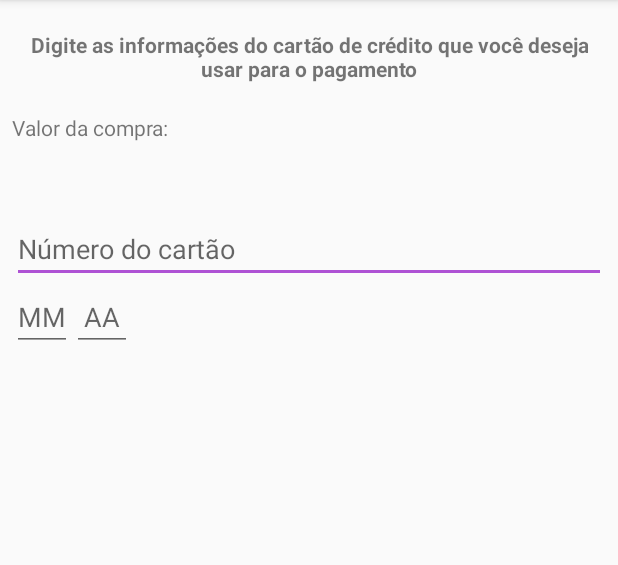
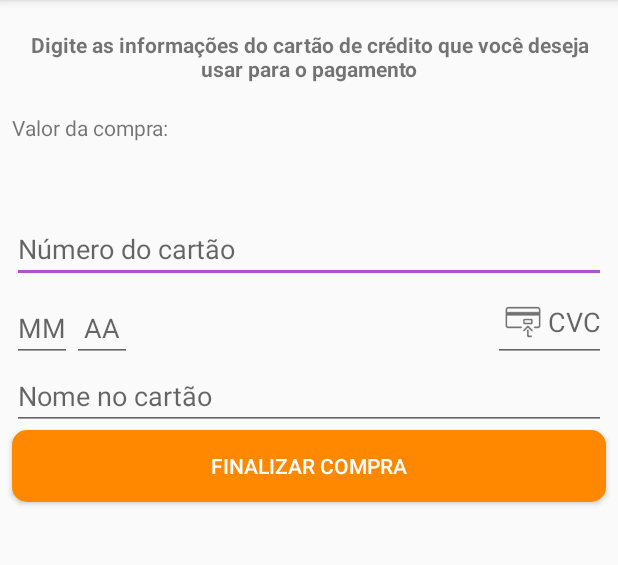
Before and after one commit to clacosta/layout-android-2, an Android app: the screen it shows after launch (PagamentoActivity), on a phone screen of 412 x 824 dp, the part 84-649 px from its top. Run offline under Robolectric (Android 15) with nearby library versions, the phone set to English and light mode, and no system bars.

Commit message:
feet: 03 - 05 - Implementando os demais inputs

```diff
--- a/app/src/main/res/layout/activity_pagamento.xml
+++ b/app/src/main/res/layout/activity_pagamento.xml
@@ -21,7 +21,7 @@
         app:layout_constraintEnd_toEndOf="parent"
         app:layout_constraintStart_toStartOf="parent"
         app:layout_constraintTop_toTopOf="parent"
-        app:layout_constraintVertical_bias="0.0" />
+        app:layout_constraintVertical_bias="0.0"/>
 
     <TextView
         android:id="@+id/pagamento_valor_da_compra"
@@ -31,7 +31,7 @@
         android:layout_marginTop="20dp"
         android:text="Valor da compra:"
         app:layout_constraintStart_toStartOf="parent"
-        app:layout_constraintTop_toBottomOf="@+id/pagamento_orientacao" />
+        app:layout_constraintTop_toBottomOf="@+id/pagamento_orientacao"/>
 
     <TextView
         android:id="@+id/pagamento_preco_pacote"
@@ -42,7 +42,7 @@
         android:textColor="@android:color/holo_green_dark"
         android:textSize="24sp"
         app:layout_constraintStart_toStartOf="@+id/pagamento_valor_da_compra"
-        app:layout_constraintTop_toBottomOf="@+id/pagamento_valor_da_compra" />
+        app:layout_constraintTop_toBottomOf="@+id/pagamento_valor_da_compra"/>
 
     <EditText
         android:id="@+id/pagamento_numero_cartao"
@@ -56,29 +56,63 @@
         android:inputType="number"
         app:layout_constraintEnd_toEndOf="parent"
         app:layout_constraintStart_toStartOf="parent"
-        app:layout_constraintTop_toBottomOf="@+id/pagamento_preco_pacote" />
+        app:layout_constraintTop_toBottomOf="@+id/pagamento_preco_pacote"/>
 
     <EditText
         android:id="@+id/pagamento_mes_cartao"
         android:layout_width="40dp"
         android:layout_height="wrap_content"
-        app:layout_constraintTop_toBottomOf="@id/pagamento_numero_cartao"
-        app:layout_constraintStart_toStartOf="@id/pagamento_numero_cartao"
+        android:hint="MM"
         android:inputType="number"
         android:maxLength="2"
-        android:hint="MM"
         android:textAlignment="center"
-        />
+        app:layout_constraintBottom_toBottomOf="@+id/pagamento_cvc_cartao"
+        app:layout_constraintStart_toStartOf="@id/pagamento_numero_cartao"/>
 
     <EditText
         android:id="@+id/pagamento_ano_cartao"
         android:layout_width="40dp"
         android:layout_height="wrap_content"
-        app:layout_constraintTop_toBottomOf="@id/pagamento_numero_cartao"
-        app:layout_constraintStart_toEndOf="@id/pagamento_mes_cartao"
+        android:hint="AA"
         android:inputType="number"
         android:maxLength="2"
-        android:hint="AA"
-        android:textAlignment="center"/>
+        android:textAlignment="center"
+        app:layout_constraintBottom_toBottomOf="@+id/pagamento_cvc_cartao"
+        app:layout_constraintStart_toEndOf="@id/pagamento_mes_cartao"/>
+
+    <EditText
+        android:id="@+id/pagamento_cvc_cartao"
+        android:layout_width="wrap_content"
+        android:layout_height="wrap_content"
+        app:layout_constraintTop_toBottomOf="@id/pagamento_numero_cartao"
+        app:layout_constraintEnd_toEndOf="@id/pagamento_numero_cartao"
+        android:inputType="number"
+        android:maxLength="3"
+        android:hint="CVC"
+        android:textAlignment="center"
+        android:drawableLeft="@drawable/ic_cvc_cartao_de_credito"/>
+
+    <EditText
+        android:id="@+id/pagamento_nome_no_cartao"
+        android:layout_width="0dp"
+        android:layout_height="wrap_content"
+        app:layout_constraintEnd_toEndOf="@+id/pagamento_numero_cartao"
+        app:layout_constraintStart_toStartOf="@+id/pagamento_numero_cartao"
+        app:layout_constraintTop_toBottomOf="@+id/pagamento_cvc_cartao"
+        android:inputType="text"
+        android:hint="Nome no cartão"/>
+
+    <Button
+        android:id="@+id/pagamento_botao_finaliza_compra"
+        android:layout_width="0dp"
+        android:layout_height="wrap_content"
+        android:background="@drawable/botao_arredondado_laranja"
+        android:text="Finalizar compra"
+        android:textColor="@android:color/white"
+        app:layout_constraintEnd_toEndOf="@+id/pagamento_nome_no_cartao"
+        app:layout_constraintHorizontal_bias="0.0"
+        app:layout_constraintStart_toStartOf="@+id/pagamento_nome_no_cartao"
+        app:layout_constraintTop_toBottomOf="@+id/pagamento_nome_no_cartao" />
+
 
 </android.support.constraint.ConstraintLayout>
```
Also changed, not shown: app/src/main/res/drawable-hdpi/ic_cvc_cartao_de_credito.png (added), app/src/main/res/drawable-mdpi/ic_cvc_cartao_de_credito.png (added), app/src/main/res/drawable-xhdpi/ic_cvc_cartao_de_credito.png (added), app/src/main/res/drawable-xxhdpi/ic_cvc_cartao_de_credito.png (added), app/src/main/res/drawable-xxxhdpi/ic_cvc_cartao_de_credito.png (added).
